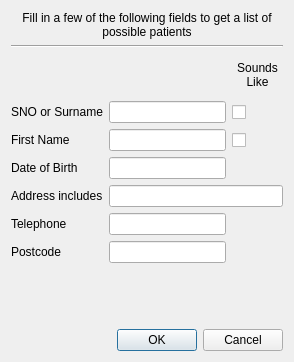
Old version of the form qt-designer/patient_finder.ui in the repository rowinggolfer/openmolar1.
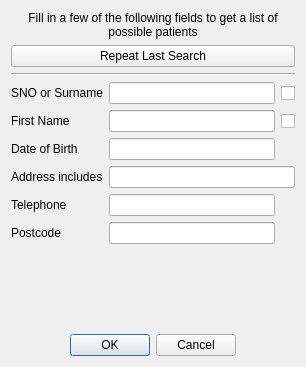
New version of the form. Icons and pictures are not drawn.

The edit to the form file:
```diff
--- a/qt-designer/patient_finder.ui
+++ b/qt-designer/patient_finder.ui
@@ -5,15 +5,15 @@
    <rect>
     <x>0</x>
     <y>0</y>
-    <width>294</width>
-    <height>362</height>
+    <width>306</width>
+    <height>367</height>
    </rect>
   </property>
   <property name="windowTitle" >
    <string>Patient Finder</string>
   </property>
   <layout class="QGridLayout" name="gridLayout" >
-   <item row="0" column="0" colspan="4" >
+   <item row="0" column="0" colspan="3" >
     <widget class="QLabel" name="label_3" >
      <property name="text" >
       <string>Fill in a few of the following fields to get a list of possible patients</string>
@@ -26,7 +26,25 @@
      </property>
     </widget>
    </item>
-   <item row="4" column="0" >
+   <item row="1" column="0" colspan="3" >
+    <widget class="QPushButton" name="repeat_pushButton" >
+     <property name="text" >
+      <string>Repeat Last Search</string>
+     </property>
+     <property name="icon" >
+      <iconset resource="../resources/resources.qrc" >
+       <normaloff>:/agt_reload.png</normaloff>:/agt_reload.png</iconset>
+     </property>
+    </widget>
+   </item>
+   <item row="2" column="0" colspan="3" >
+    <widget class="Line" name="line" >
+     <property name="orientation" >
+      <enum>Qt::Horizontal</enum>
+     </property>
+    </widget>
+   </item>
+   <item row="3" column="0" >
     <widget class="QLabel" name="label_5" >
      <property name="layoutDirection" >
       <enum>Qt::RightToLeft</enum>
@@ -39,7 +57,7 @@
      </property>
     </widget>
    </item>
-   <item row="4" column="1" colspan="2" >
+   <item row="3" column="1" >
     <widget class="QLineEdit" name="sname" >
      <property name="focusPolicy" >
       <enum>Qt::StrongFocus</enum>
@@ -52,7 +70,27 @@
      </property>
     </widget>
    </item>
-   <item row="5" column="0" >
+   <item row="3" column="2" >
+    <widget class="QCheckBox" name="snameSoundex_checkBox" >
+     <property name="maximumSize" >
+      <size>
+       <width>60</width>
+       <height>24</height>
+      </size>
+     </property>
+     <property name="toolTip" >
+      <string>check to search for a similar sounding name</string>
+     </property>
+     <property name="text" >
+      <string/>
+     </property>
+     <property name="icon" >
+      <iconset resource="../resources/resources.qrc" >
+       <normaloff>:/speaker.svg</normaloff>:/speaker.svg</iconset>
+     </property>
+    </widget>
+   </item>
+   <item row="4" column="0" >
     <widget class="QLabel" name="label_6" >
      <property name="layoutDirection" >
       <enum>Qt::RightToLeft</enum>
@@ -65,7 +103,7 @@
      </property>
     </widget>
    </item>
-   <item row="5" column="1" colspan="2" >
+   <item row="4" column="1" >
     <widget class="QLineEdit" name="fname" >
      <property name="focusPolicy" >
       <enum>Qt::StrongFocus</enum>
@@ -80,7 +118,27 @@
      </property>
     </widget>
    </item>
-   <item row="6" column="0" >
+   <item row="4" column="2" >
+    <widget class="QCheckBox" name="fnameSoundex_checkBox" >
+     <property name="maximumSize" >
+      <size>
+       <width>60</width>
+       <height>24</height>
+      </size>
+     </property>
+     <property name="toolTip" >
+      <string>check to search for a similar sounding name</string>
+     </property>
+     <property name="text" >
+      <string/>
+     </property>
+     <property name="icon" >
+      <iconset resource="../resources/resources.qrc" >
+       <normaloff>:/speaker.svg</normaloff>:/speaker.svg</iconset>
+     </property>
+    </widget>
+   </item>
+   <item row="5" column="0" >
     <widget class="QLabel" name="label_2" >
      <property name="layoutDirection" >
       <enum>Qt::RightToLeft</enum>
@@ -93,14 +151,14 @@
      </property>
     </widget>
    </item>
-   <item row="6" column="1" colspan="2" >
+   <item row="5" column="1" >
     <widget class="QLineEdit" name="dob" >
      <property name="toolTip" >
       <string>Date of birth in format dd/mm/yyyy</string>
      </property>
     </widget>
    </item>
-   <item row="7" column="0" >
+   <item row="6" column="0" >
     <widget class="QLabel" name="label_7" >
      <property name="layoutDirection" >
       <enum>Qt::RightToLeft</enum>
@@ -113,7 +171,7 @@
      </property>
     </widget>
    </item>
-   <item row="7" column="1" colspan="3" >
+   <item row="6" column="1" colspan="2" >
     <widget class="QLineEdit" name="addr1" >
      <property name="focusPolicy" >
       <enum>Qt::StrongFocus</enum>
@@ -123,7 +181,7 @@
      </property>
     </widget>
    </item>
-   <item row="8" column="0" >
+   <item row="7" column="0" >
     <widget class="QLabel" name="label_8" >
      <property name="layoutDirection" >
       <enum>Qt::RightToLeft</enum>
@@ -136,7 +194,7 @@
      </property>
     </widget>
    </item>
-   <item row="8" column="1" colspan="2" >
+   <item row="7" column="1" >
     <widget class="QLineEdit" name="tel" >
      <property name="focusPolicy" >
       <enum>Qt::StrongFocus</enum>
@@ -146,7 +204,7 @@
      </property>
     </widget>
    </item>
-   <item row="9" column="0" >
+   <item row="8" column="0" >
     <widget class="QLabel" name="label_9" >
      <property name="layoutDirection" >
       <enum>Qt::RightToLeft</enum>
@@ -159,7 +217,17 @@
      </property>
     </widget>
    </item>
-   <item row="10" column="1" >
+   <item row="8" column="1" >
+    <widget class="QLineEdit" name="pcde" >
+     <property name="focusPolicy" >
+      <enum>Qt::StrongFocus</enum>
+     </property>
+     <property name="toolTip" >
+      <string>search for a postcode</string>
+     </property>
+    </widget>
+   </item>
+   <item row="9" column="1" >
     <spacer>
      <property name="orientation" >
       <enum>Qt::Vertical</enum>
@@ -172,7 +240,7 @@
      </property>
     </spacer>
    </item>
-   <item row="11" column="0" colspan="4" >
+   <item row="10" column="0" colspan="3" >
     <widget class="QDialogButtonBox" name="buttonBox" >
      <property name="orientation" >
       <enum>Qt::Horizontal</enum>
@@ -180,82 +248,11 @@
      <property name="standardButtons" >
       <set>QDialogButtonBox::Cancel|QDialogButtonBox::Ok</set>
      </property>
-    </widget>
-   </item>
-   <item row="1" column="0" colspan="4" >
-    <widget class="Line" name="line" >
-     <property name="orientation" >
-      <enum>Qt::Horizontal</enum>
-     </property>
-    </widget>
-   </item>
-   <item row="5" column="3" >
-    <widget class="QCheckBox" name="fnameSoundex_checkBox" >
-     <property name="maximumSize" >
-      <size>
-       <width>24</width>
-       <height>24</height>
-      </size>
-     </property>
-     <property name="toolTip" >
-      <string>check to search for a similar sounding name</string>
-     </property>
-     <property name="text" >
-      <string/>
-     </property>
-    </widget>
-   </item>
-   <item row="3" column="3" >
-    <widget class="QLabel" name="label" >
-     <property name="minimumSize" >
-      <size>
-       <width>51</width>
-       <height>41</height>
-      </size>
-     </property>
-     <property name="maximumSize" >
-      <size>
-       <width>60</width>
-       <height>41</height>
-      </size>
-     </property>
-     <property name="text" >
-      <string>Sounds Like</string>
-     </property>
-     <property name="alignment" >
-      <set>Qt::AlignCenter</set>
-     </property>
-     <property name="wordWrap" >
+     <property name="centerButtons" >
       <bool>true</bool>
      </property>
     </widget>
    </item>
-   <item row="4" column="3" >
-    <widget class="QCheckBox" name="snameSoundex_checkBox" >
-     <property name="maximumSize" >
-      <size>
-       <width>24</width>
-       <height>24</height>
-      </size>
-     </property>
-     <property name="toolTip" >
-      <string>check to search for a similar sounding name</string>
-     </property>
-     <property name="text" >
-      <string/>
-     </property>
-    </widget>
-   </item>
-   <item row="9" column="1" colspan="2" >
-    <widget class="QLineEdit" name="pcde" >
-     <property name="focusPolicy" >
-      <enum>Qt::StrongFocus</enum>
-     </property>
-     <property name="toolTip" >
-      <string>search for a postcode</string>
-     </property>
-    </widget>
-   </item>
   </layout>
   <zorder>label_3</zorder>
   <zorder>label_5</zorder>
```
Left out of the diff: 29 changed lines with no effect on the pictures.
